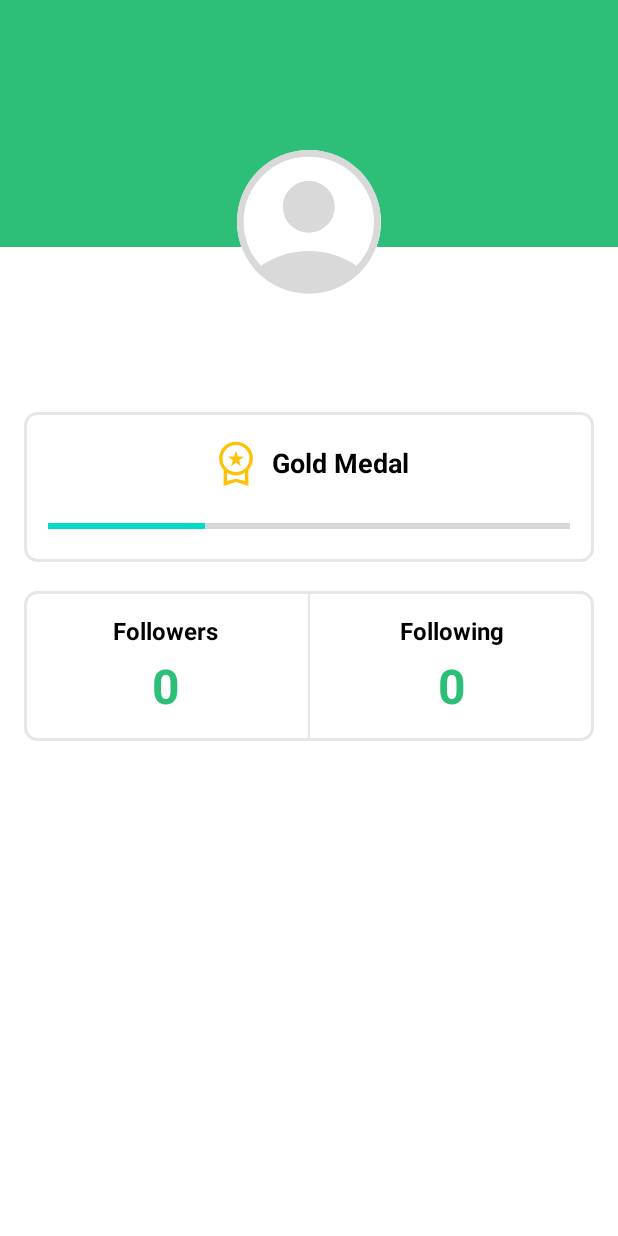
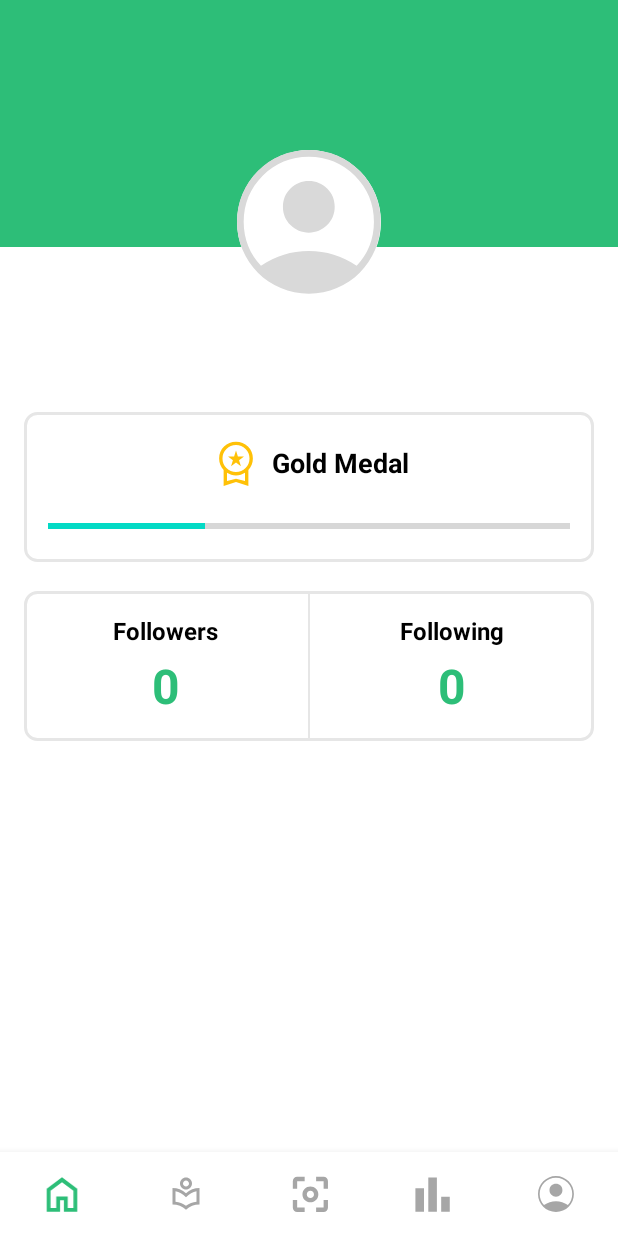
Before and after one commit to gaudhiwaa/productivitypilot-letsgo, an Android app: the ProfileActivity screen opened directly, with no data from a screen before it, on a phone screen of 412 x 824 dp. Run offline under Robolectric (Android 15) with nearby library versions, the phone set to English and light mode, and no system bars; our stand-ins replace Firebase (no records; nobody signed in at launch, a user with empty details on screens opened directly).

Commit message:
feat: navigation bottom bar

```diff
--- a/Android/app/build.gradle
+++ b/Android/app/build.gradle
@@ -44,6 +44,7 @@ dependencies {
     implementation 'androidx.constraintlayout:constraintlayout:2.1.4'
     implementation 'androidx.navigation:navigation-fragment-ktx:2.5.3'
     implementation 'androidx.navigation:navigation-ui-ktx:2.5.3'
+    implementation 'com.google.android.material:material:1.4.0'
     testImplementation 'junit:junit:4.13.2'
     androidTestImplementation 'androidx.test.ext:junit:1.1.5'
     androidTestImplementation 'androidx.test.espresso:espresso-core:3.5.1'
--- a/Android/app/src/main/java/com/bangkit/productivitypilot/ProfileActivity.kt
+++ b/Android/app/src/main/java/com/bangkit/productivitypilot/ProfileActivity.kt
@@ -6,6 +6,7 @@ import android.widget.TextView
 import androidx.appcompat.app.AppCompatActivity
 import com.google.firebase.auth.FirebaseAuth
 import com.google.firebase.firestore.FirebaseFirestore
+import com.google.android.material.bottomnavigation.BottomNavigationView
 
 class ProfileActivity : AppCompatActivity() {
     private lateinit var progressBar: ProgressBar
@@ -23,6 +24,8 @@ class ProfileActivity : AppCompatActivity() {
 
     private lateinit var auth: FirebaseAuth
     private lateinit var firestore: FirebaseFirestore
+
+    private lateinit var bottomNavigationView: BottomNavigationView
 
     override fun onCreate(savedInstanceState: Bundle?) {
         super.onCreate(savedInstanceState)
@@ -86,6 +89,35 @@ class ProfileActivity : AppCompatActivity() {
                     // Handle failure
                     progressBar.visibility = View.GONE // Hide the progress bar
                 }
+
+
+        }
+
+        bottomNavigationView = findViewById(R.id.bottomNavigationView)
+        bottomNavigationView.setOnNavigationItemSelectedListener { item ->
+            when (item.itemId) {
+                R.id.menu_home -> {
+                    // Handle home item selection
+                    true
+                }
+                R.id.menu_search -> {
+                    // Handle search item selection
+                    true
+                }
+                R.id.menu_profile -> {
+                    // Handle profile item selection
+                    true
+                }
+                R.id.menu_studycamera -> {
+                    // Handle study camera item selection
+                    true
+                }
+                R.id.menu_statistics -> {
+                    // Handle statistics item selection
+                    true
+                }
+                else -> false
+            }
         }
     }
 }
--- /dev/null
+++ b/Android/app/src/main/res/drawable/ic_community.xml
@@ -0,0 +1,13 @@
+<vector xmlns:android="http://schemas.android.com/apk/res/android"
+    android:width="28dp"
+    android:height="28dp"
+    android:viewportWidth="28"
+    android:viewportHeight="26">
+  <group>
+    <clip-path
+        android:pathData="M0,0h28v26h-28z"/>
+    <path
+        android:pathData="M14,24.375C12.6,23.147 10.996,22.208 9.188,21.558C7.379,20.908 5.483,20.583 3.5,20.583V8.667C5.464,8.667 7.35,8.996 9.158,9.655C10.967,10.314 12.581,11.267 14,12.512C15.419,11.267 17.033,10.314 18.842,9.655C20.65,8.996 22.536,8.667 24.5,8.667V20.583C22.497,20.583 20.597,20.908 18.798,21.558C16.999,22.208 15.4,23.147 14,24.375ZM14,21.558C15.225,20.71 16.528,20.033 17.908,19.527C19.289,19.021 20.708,18.687 22.167,18.525V11.05C20.747,11.285 19.352,11.759 17.981,12.472C16.61,13.185 15.283,14.137 14,15.329C12.717,14.137 11.39,13.185 10.019,12.472C8.648,11.759 7.253,11.285 5.833,11.05V18.525C7.292,18.687 8.711,19.021 10.092,19.527C11.472,20.033 12.775,20.71 14,21.558ZM14,9.75C12.717,9.75 11.618,9.326 10.704,8.477C9.79,7.628 9.333,6.608 9.333,5.417C9.333,4.225 9.79,3.205 10.704,2.356C11.618,1.508 12.717,1.083 14,1.083C15.283,1.083 16.382,1.508 17.296,2.356C18.21,3.205 18.667,4.225 18.667,5.417C18.667,6.608 18.21,7.628 17.296,8.477C16.382,9.326 15.283,9.75 14,9.75ZM14,7.583C14.642,7.583 15.191,7.371 15.648,6.947C16.105,6.522 16.333,6.012 16.333,5.417C16.333,4.821 16.105,4.311 15.648,3.886C15.191,3.462 14.642,3.25 14,3.25C13.358,3.25 12.809,3.462 12.352,3.886C11.895,4.311 11.667,4.821 11.667,5.417C11.667,6.012 11.895,6.522 12.352,6.947C12.809,7.371 13.358,7.583 14,7.583Z"
+        android:fillColor="#A6A6A6"/>
+  </group>
+</vector>
--- /dev/null
+++ b/Android/app/src/main/res/drawable/ic_home.xml
@@ -0,0 +1,9 @@
+<vector xmlns:android="http://schemas.android.com/apk/res/android"
+    android:width="20dp"
+    android:height="22dp"
+    android:viewportWidth="20"
+    android:viewportHeight="22">
+  <path
+      android:pathData="M3,19.5H6.5V12.5H13.5V19.5H17V9L10,3.75L3,9V19.5ZM0.667,21.833V7.833L10,0.833L19.333,7.833V21.833H11.167V14.833H8.833V21.833H0.667Z"
+      android:fillColor="#2DBE78"/>
+</vector>
--- /dev/null
+++ b/Android/app/src/main/res/drawable/ic_statistics.xml
@@ -0,0 +1,9 @@
+<vector xmlns:android="http://schemas.android.com/apk/res/android"
+    android:width="22dp"
+    android:height="22dp"
+    android:viewportWidth="22"
+    android:viewportHeight="22">
+  <path
+      android:pathData="M0.25,21.917V7.479H5.5V21.917H0.25ZM8.125,21.917V0.917H13.375V21.917H8.125ZM16,21.917V12.729H21.25V21.917H16Z"
+      android:fillColor="#A6A6A6"/>
+</vector>
--- /dev/null
+++ b/Android/app/src/main/res/drawable/ic_studycamera.xml
@@ -0,0 +1,9 @@
+<vector xmlns:android="http://schemas.android.com/apk/res/android"
+    android:width="22dp"
+    android:height="22dp"
+    android:viewportWidth="22"
+    android:viewportHeight="22">
+  <path
+      android:pathData="M3.154,21.974C2.42,21.974 1.793,21.716 1.276,21.198C0.759,20.681 0.5,20.055 0.5,19.32V14.737H3.154V19.32H7.737V21.974H3.154ZM14.737,21.974V19.32H19.32V14.737H21.974V19.32C21.974,20.055 21.716,20.681 21.198,21.198C20.681,21.716 20.055,21.974 19.32,21.974H14.737ZM11.236,16.085C9.902,16.085 8.761,15.61 7.812,14.661C6.864,13.711 6.389,12.569 6.389,11.236C6.389,9.902 6.864,8.761 7.814,7.812C8.763,6.864 9.905,6.389 11.238,6.389C12.572,6.389 13.713,6.864 14.662,7.814C15.611,8.763 16.085,9.905 16.085,11.238C16.085,12.572 15.61,13.713 14.661,14.662C13.711,15.611 12.569,16.085 11.236,16.085ZM11.238,13.431C11.842,13.431 12.358,13.216 12.787,12.786C13.217,12.356 13.431,11.84 13.431,11.236C13.431,10.632 13.216,10.116 12.786,9.687C12.356,9.258 11.84,9.043 11.236,9.043C10.632,9.043 10.116,9.258 9.687,9.688C9.258,10.118 9.043,10.635 9.043,11.238C9.043,11.842 9.258,12.358 9.688,12.787C10.118,13.217 10.635,13.431 11.238,13.431ZM0.5,7.737V3.154C0.5,2.42 0.759,1.793 1.276,1.276C1.793,0.759 2.42,0.5 3.154,0.5H7.737V3.154H3.154V7.737H0.5ZM19.32,7.737V3.154H14.737V0.5H19.32C20.055,0.5 20.681,0.759 21.198,1.276C21.716,1.793 21.974,2.42 21.974,3.154V7.737H19.32Z"
+      android:fillColor="#A6A6A6"/>
+</vector>
--- /dev/null
+++ b/Android/app/src/main/res/drawable/selector_bottom_nav_icon.xml
@@ -0,0 +1,5 @@
+<?xml version="1.0" encoding="utf-8"?>
+<selector xmlns:android="http://schemas.android.com/apk/res/android">
+    <item android:color="#2DBE78" android:state_checked="true" />
+    <item android:color="#A6A6A6" />
+</selector>
--- a/Android/app/src/main/res/layout/activity_profile.xml
+++ b/Android/app/src/main/res/layout/activity_profile.xml
@@ -74,6 +74,7 @@
 
 <!--</LinearLayout>-->
 <RelativeLayout xmlns:android="http://schemas.android.com/apk/res/android"
+    xmlns:app="http://schemas.android.com/apk/res-auto"
     xmlns:tools="http://schemas.android.com/tools"
     android:layout_width="match_parent"
     android:layout_height="match_parent"
@@ -269,4 +270,16 @@
         </LinearLayout>
 
     </LinearLayout>
+
+    <com.google.android.material.bottomnavigation.BottomNavigationView
+    android:id="@+id/bottomNavigationView"
+    android:layout_width="match_parent"
+    android:layout_height="wrap_content"
+    android:layout_alignParentBottom="true"
+    app:menu="@menu/bottom_nav_menu"
+    app:itemTextColor="@color/purple_200"
+    app:labelVisibilityMode="unlabeled"
+    app:itemIconTint="@drawable/selector_bottom_nav_icon"
+        />
+
 </RelativeLayout>
--- /dev/null
+++ b/Android/app/src/main/res/menu/bottom_nav_menu.xml
@@ -0,0 +1,23 @@
+<?xml version="1.0" encoding="utf-8"?>
+<menu xmlns:android="http://schemas.android.com/apk/res/android">
+    <item
+        android:id="@+id/menu_home"
+        android:icon="@drawable/ic_home"
+        android:title="Home" />
+    <item
+        android:id="@+id/menu_search"
+        android:icon="@drawable/ic_community"
+        android:title="Search" />
+    <item
+        android:id="@+id/menu_studycamera"
+        android:icon="@drawable/ic_studycamera"
+        android:title="Study Camera" />
+    <item
+        android:id="@+id/menu_statistics"
+        android:icon="@drawable/ic_statistics"
+        android:title="Statistics" />
+    <item
+        android:id="@+id/menu_profile"
+        android:icon="@drawable/account_circle"
+        android:title="Profile" />
+</menu>
```
